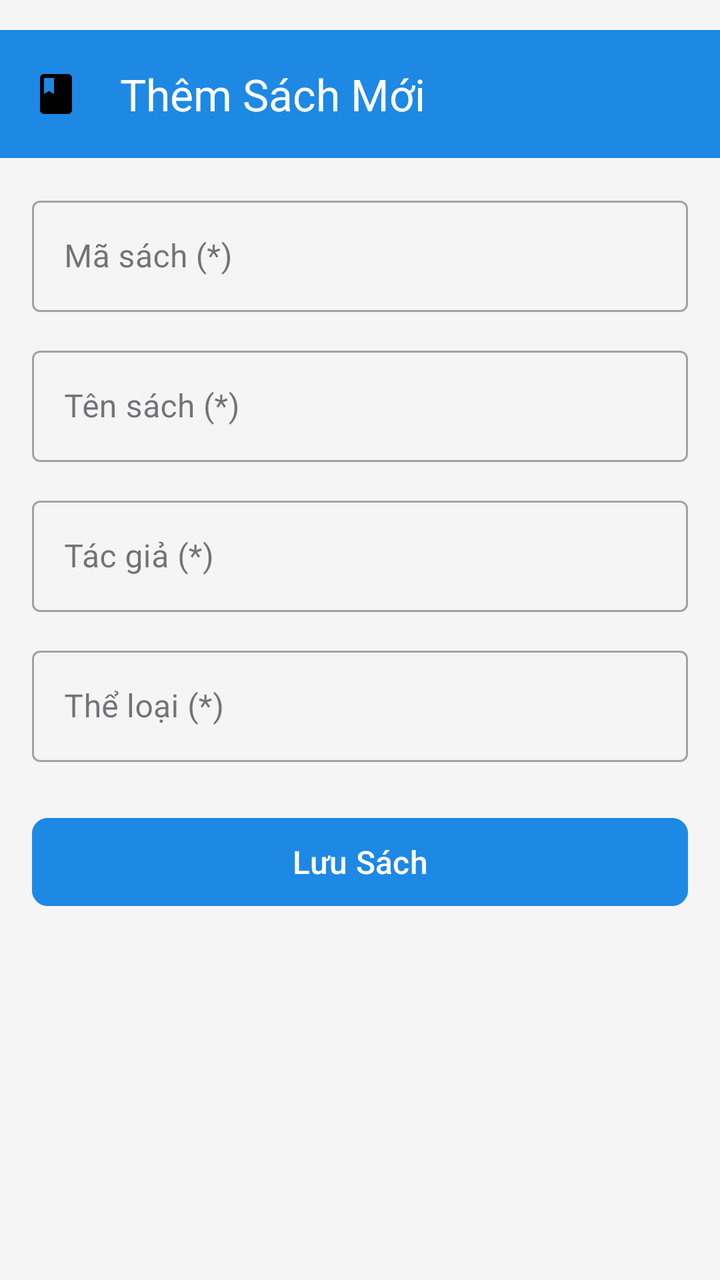
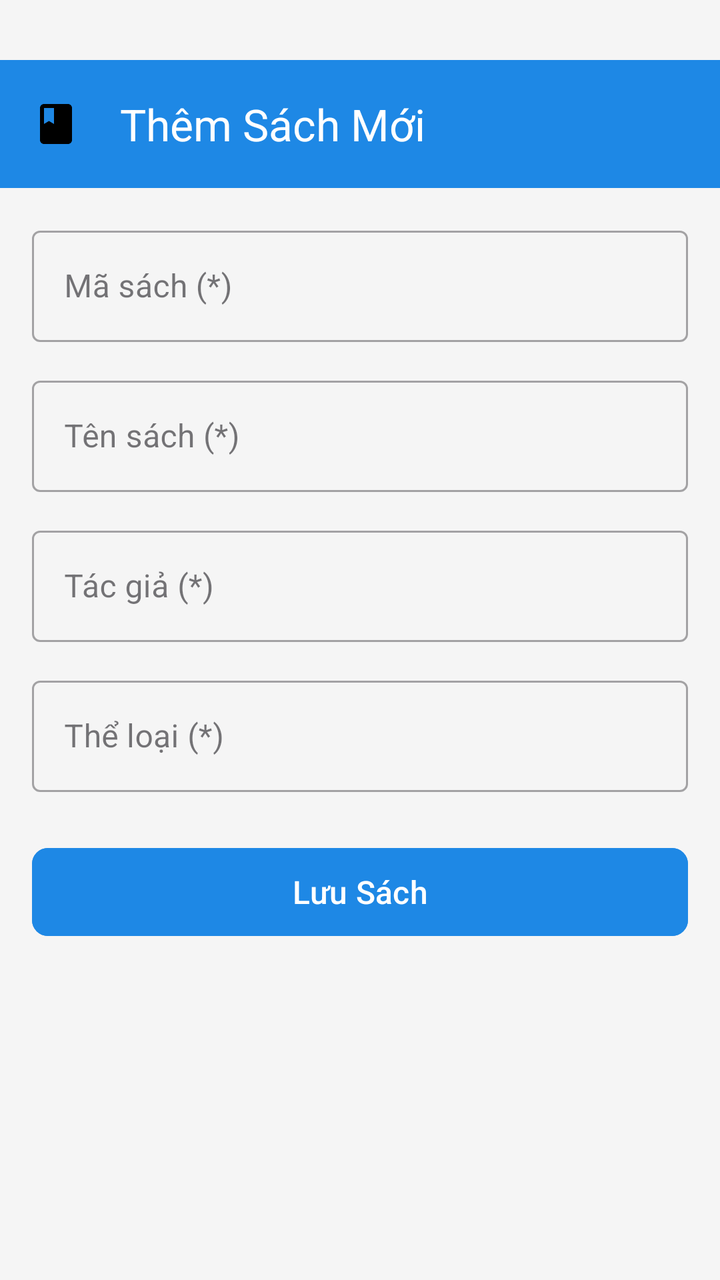

The first picture is an Android layout as it rendered before a commit; the second is the same layout after the commit. The layout source and the unified diff follow.
<!-- AndroidManifest.xml: application theme Theme.Ktgk -->
<!-- res/layout/activity_add_edit_book.xml -->
<?xml version="1.0" encoding="utf-8"?>
<LinearLayout xmlns:android="http://schemas.android.com/apk/res/android"
    xmlns:app="http://schemas.android.com/apk/res-auto"
    android:id="@+id/mainAddEdit"
    android:layout_width="match_parent"
    android:layout_height="match_parent"
    android:background="@color/bg_light"
    android:orientation="vertical">

    
    <com.google.android.material.appbar.MaterialToolbar
        android:id="@+id/toolbarAddEditBook"
        android:layout_width="match_parent"
        android:layout_height="wrap_content"
        android:background="@color/primary"
        app:navigationIcon="@drawable/ic_book"
        app:title="Thêm Sách Mới"
        app:titleTextColor="@color/white"
        android:layout_marginTop="15dp"/>

    <ScrollView
        android:layout_width="match_parent"
        android:layout_height="match_parent"
        android:padding="16dp">

        <LinearLayout
            android:layout_width="match_parent"
            android:layout_height="wrap_content"
            android:orientation="vertical">

            
            <com.google.android.material.textfield.TextInputLayout
                style="@style/Widget.MaterialComponents.TextInputLayout.OutlinedBox"
                android:layout_width="match_parent"
                android:layout_height="wrap_content"
                android:layout_marginBottom="14dp"
                android:hint="Mã sách (*)">

                <com.google.android.material.textfield.TextInputEditText
                    android:id="@+id/etBookCode"
                    android:layout_width="match_parent"
                    android:layout_height="wrap_content"
                    android:inputType="textCapCharacters" />

            </com.google.android.material.textfield.TextInputLayout>

            
            <com.google.android.material.textfield.TextInputLayout
                style="@style/Widget.MaterialComponents.TextInputLayout.OutlinedBox"
                android:layout_width="match_parent"
                android:layout_height="wrap_content"
                android:layout_marginBottom="14dp"
                android:hint="Tên sách (*)">

                <com.google.android.material.textfield.TextInputEditText
                    android:id="@+id/etBookTitle"
                    android:layout_width="match_parent"
                    android:layout_height="wrap_content"
                    android:inputType="textCapWords" />

            </com.google.android.material.textfield.TextInputLayout>

            
            <com.google.android.material.textfield.TextInputLayout
                style="@style/Widget.MaterialComponents.TextInputLayout.OutlinedBox"
                android:layout_width="match_parent"
                android:layout_height="wrap_content"
                android:layout_marginBottom="14dp"
                android:hint="Tác giả (*)">

                <com.google.android.material.textfield.TextInputEditText
                    android:id="@+id/etBookAuthor"
                    android:layout_width="match_parent"
                    android:layout_height="wrap_content"
                    android:inputType="textCapWords" />

            </com.google.android.material.textfield.TextInputLayout>

            
            <com.google.android.material.textfield.TextInputLayout
                style="@style/Widget.MaterialComponents.TextInputLayout.OutlinedBox"
                android:layout_width="match_parent"
                android:layout_height="wrap_content"
                android:layout_marginBottom="24dp"
                android:hint="Thể loại (*)">

                <com.google.android.material.textfield.TextInputEditText
                    android:id="@+id/etBookCategory"
                    android:layout_width="match_parent"
                    android:layout_height="wrap_content"
                    android:inputType="textCapWords" />

            </com.google.android.material.textfield.TextInputLayout>

            
            <com.google.android.material.button.MaterialButton
                android:id="@+id/btnSaveBook"
                android:layout_width="match_parent"
                android:layout_height="52dp"
                android:backgroundTint="@color/primary"
                android:text="Lưu Sách"
                android:textColor="@color/white"
                android:textSize="16sp"
                app:cornerRadius="8dp" />

        </LinearLayout>

    </ScrollView>

</LinearLayout>
<!-- resources referenced by this layout -->
<resources>
  <color name="bg_light">#F5F5F5</color>
  <color name="primary">#1E88E5</color>
  <color name="white">#FFFFFFFF</color>
  <!-- drawable ic_book (drawable) -->
  <vector xmlns:android="http://schemas.android.com/apk/res/android"
      android:width="24dp"
      android:height="24dp"
      android:viewportWidth="24"
      android:viewportHeight="24">
    <path
        android:fillColor="#FF000000"
        android:pathData="M18,2H6C4.9,2 4,2.9 4,4v16c0,1.1 0.9,2 2,2h12c1.1,0 2,-0.9 2,-2V4C20,2.9 19.1,2 18,2zM6,4h5v8l-2.5,-1.5L6,12V4z"/>
  </vector>
  <style name="Theme.Ktgk" parent="Base.Theme.Ktgk" />
  <style name="Base.Theme.Ktgk" parent="Theme.Material3.DayNight.NoActionBar">
          
          
      </style>
</resources>

<!-- the commit's change to res/layout/activity_add_edit_book.xml (unified diff, before → after) -->
@@ -16,7 +16,7 @@
         app:navigationIcon="@drawable/ic_book"
         app:title="Thêm Sách Mới"
         app:titleTextColor="@color/white"
-        android:layout_marginTop="15dp"/>
+        android:layout_marginTop="30dp"/>
 
     <ScrollView
         android:layout_width="match_parent"
<!-- resource entries referenced after the edit -->
@@ -14,9 +14,14 @@
         android:pathData="M18,2H6C4.9,2 4,2.9 4,4v16c0,1.1 0.9,2 2,2h12c1.1,0 2,-0.9 2,-2V4C20,2.9 19.1,2 18,2zM6,4h5v8l-2.5,-1.5L6,12V4z"/>
   </vector>
   <style name="Theme.Ktgk" parent="Base.Theme.Ktgk" />
-  <style name="Base.Theme.Ktgk" parent="Theme.Material3.DayNight.NoActionBar">
+  <style name="Base.Theme.Ktgk" parent="Theme.Material3.Light.NoActionBar">
           
-          
+          <item name="colorPrimary">@color/primary</item>
+          <item name="colorPrimaryVariant">@color/primary_dark</item>
+          <item name="colorOnPrimary">@color/white</item>
+          <item name="android:windowBackground">@color/bg_light</item>
+          <item name="android:statusBarColor">@color/primary_dark</item>
       </style>
+  <color name="primary_dark">#1565C0</color>
 </resources>
 
